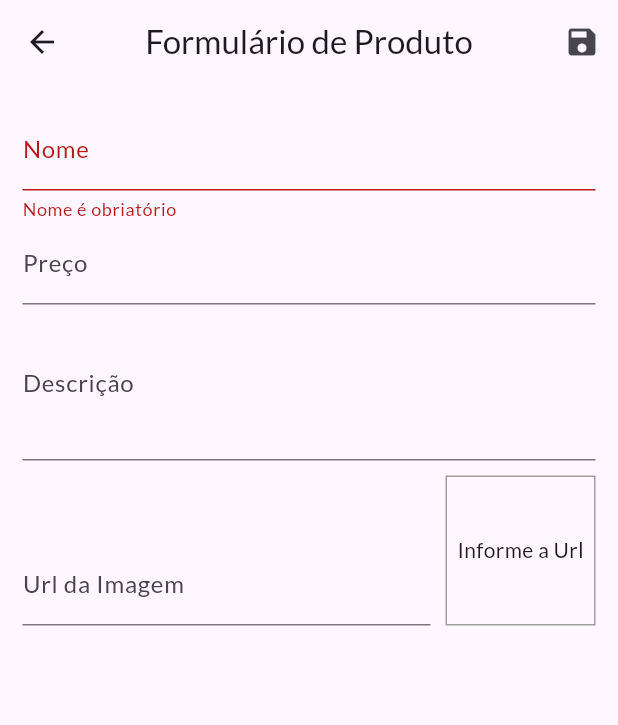
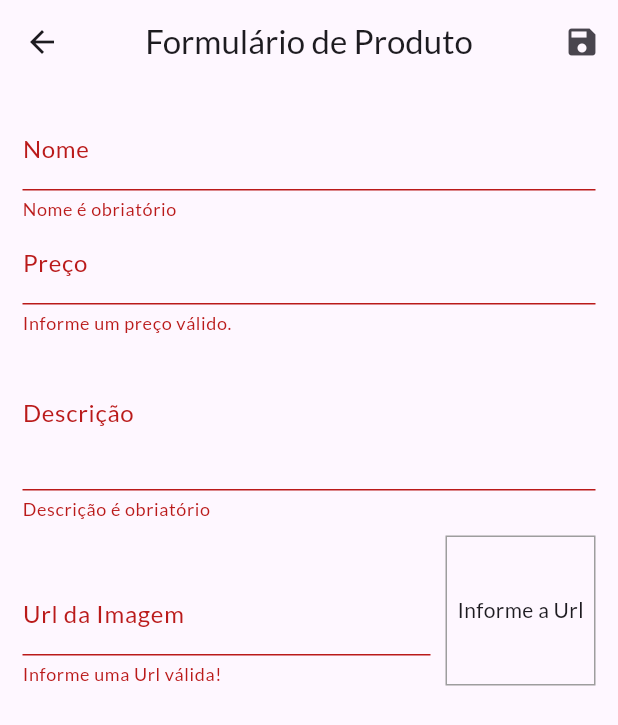
Before and after one commit to laesant/shop, a Flutter app: the ProductFormPage screen opened by its route, after a tap on the "save" icon, on a phone screen of 412 x 824 dp. Shown: the top 725 px of the screen. Run offline on Flutter 3.47's test engine with Material 2 defaults, Android fonts, the phone set to English and light mode, and no system bars; network calls fail.

Commit message:
validate form #2

```diff
--- a/lib/pages/product_form_page.dart
+++ b/lib/pages/product_form_page.dart
@@ -38,6 +38,14 @@ class _ProductFormPageState extends State<ProductFormPage> {
   }
 
   void updateImage() => setState(() {});
+
+  bool isValidImageUrl(String url) {
+    bool isValidUrl = Uri.tryParse(url)?.hasAbsolutePath ?? false;
+    bool endsWithExtension = url.toLowerCase().endsWith('.png') ||
+        url.toLowerCase().endsWith('.jpg') ||
+        url.toLowerCase().endsWith('.jpeg');
+    return isValidUrl && endsWithExtension;
+  }
 
   void _submitForm() {
     final bool isValid = _formKey.currentState?.validate() ?? false;
@@ -92,6 +100,15 @@ class _ProductFormPageState extends State<ProductFormPage> {
                       const TextInputType.numberWithOptions(decimal: true),
                   onSaved: (price) =>
                       _formData['price'] = double.parse(price ?? "0.0"),
+                  validator: (value) {
+                    final double price = double.tryParse(value ?? '-1') ?? -1;
+
+                    if (price <= 0) {
+                      return "Informe um preço válido.";
+                    }
+
+                    return null;
+                  },
                 ),
                 TextFormField(
                   focusNode: _descriptionFocus,
@@ -101,6 +118,16 @@ class _ProductFormPageState extends State<ProductFormPage> {
                   maxLines: 3,
                   onSaved: (description) =>
                       _formData['description'] = description ?? "",
+                  validator: (value) {
+                    final String description = value ?? "";
+                    if (description.trim().isEmpty) {
+                      return 'Descrição é obriatório';
+                    }
+                    if (description.trim().length < 10) {
+                      return 'Descrição precisa no mínimo de 10 letras.';
+                    }
+                    return null;
+                  },
                 ),
                 Row(
                   crossAxisAlignment: CrossAxisAlignment.end,
@@ -117,6 +144,15 @@ class _ProductFormPageState extends State<ProductFormPage> {
                         onFieldSubmitted: (_) => _submitForm(),
                         onSaved: (imageUrl) =>
                             _formData['imageUrl'] = imageUrl ?? "",
+                        validator: (value) {
+                          final String imageUrl = value ?? '';
+
+                          if (!isValidImageUrl(imageUrl)) {
+                            return "Informe uma Url válida!";
+                          }
+
+                          return null;
+                        },
                       ),
                     ),
                     Container(
```
